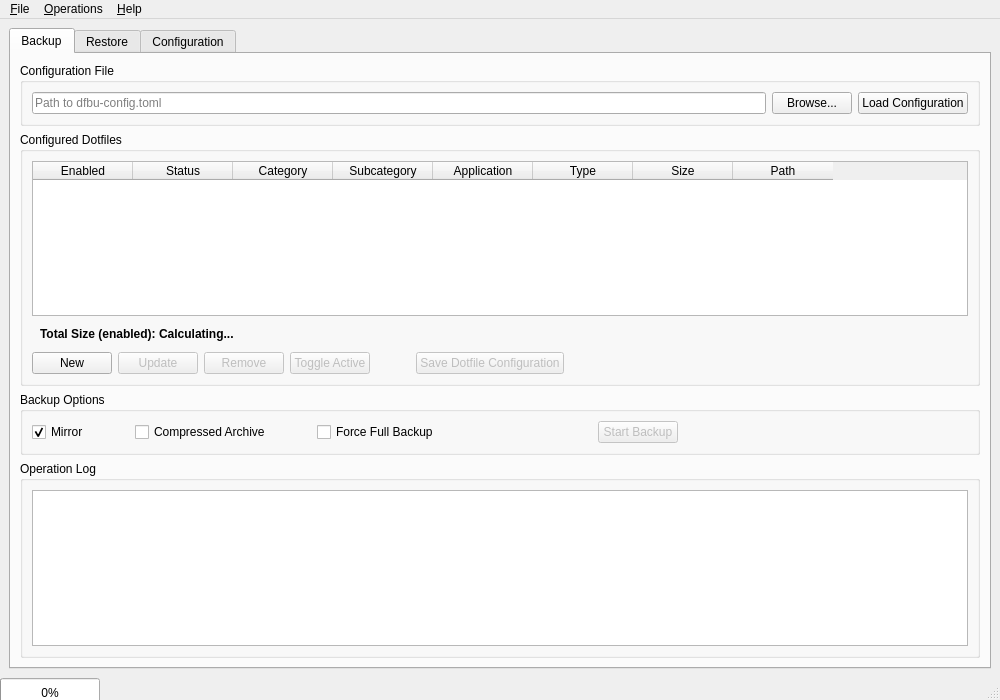
Old version of the form DFBU/gui/designer/main_window_complete.ui in the repository L3DigitalNet/DFBU-DotFiles-Backup-Utility.
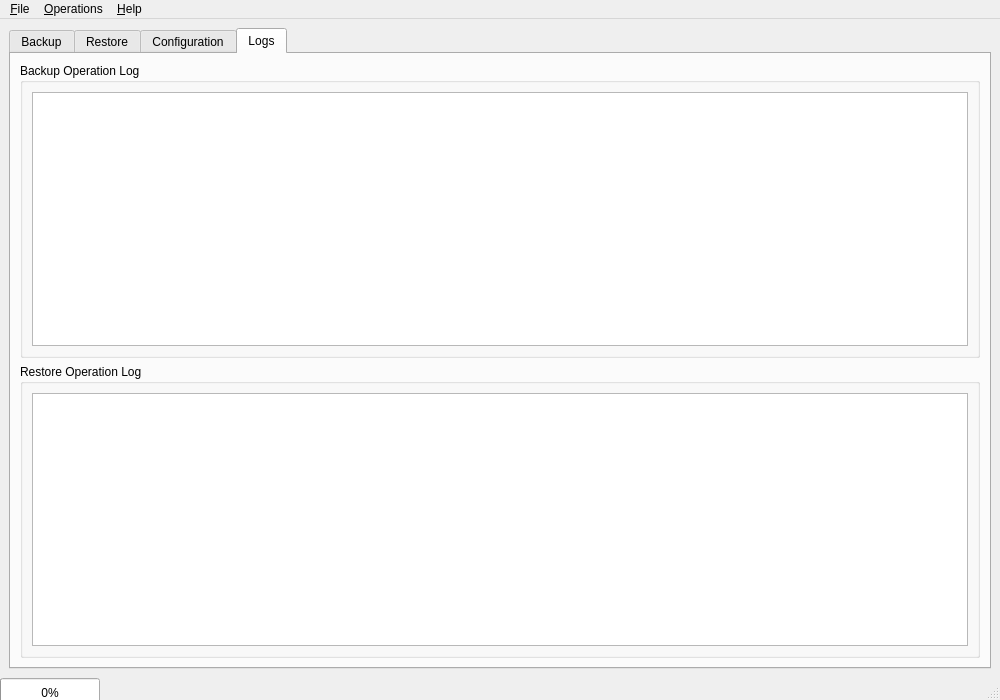
New version of the form. The open tabs and pages were chosen to show the change.

Commit message: feat: Refactor logging mechanism to separate backup and restore logs in the UI

What changed in the file:
```diff
--- a/DFBU/gui/designer/main_window_complete.ui
+++ b/DFBU/gui/designer/main_window_complete.ui
@@ -342,28 +342,6 @@
           </layout>
          </widget>
         </item>
-        <item>
-         <widget class="QGroupBox" name="operation_log_group">
-          <property name="title">
-           <string>Operation Log</string>
-          </property>
-          <layout class="QVBoxLayout" name="operation_log_layout">
-           <item>
-            <widget class="QTextEdit" name="operation_log">
-             <property name="sizePolicy">
-              <sizepolicy hsizetype="Expanding" vsizetype="Expanding">
-               <horstretch>0</horstretch>
-               <verstretch>0</verstretch>
-              </sizepolicy>
-             </property>
-             <property name="readOnly">
-              <bool>true</bool>
-             </property>
-            </widget>
-           </item>
-          </layout>
-         </widget>
-        </item>
        </layout>
       </widget>
       <widget class="QWidget" name="restore_tab">
@@ -465,22 +443,6 @@
           </layout>
          </widget>
         </item>
-        <item>
-         <widget class="QGroupBox" name="restore_log_group">
-          <property name="title">
-           <string>Operation Log</string>
-          </property>
-          <layout class="QVBoxLayout" name="restore_log_layout">
-           <item>
-            <widget class="QTextEdit" name="restore_operation_log">
-             <property name="readOnly">
-              <bool>true</bool>
-             </property>
-            </widget>
-           </item>
-          </layout>
-         </widget>
-        </item>
         <item>
          <spacer name="restore_bottom_spacer">
           <property name="orientation">
@@ -762,6 +724,51 @@
         </item>
        </layout>
       </widget>
+      <widget class="QWidget" name="logs_tab">
+       <attribute name="title">
+        <string>Logs</string>
+       </attribute>
+       <layout class="QVBoxLayout" name="logs_layout">
+        <item>
+         <widget class="QGroupBox" name="backup_log_group">
+          <property name="title">
+           <string>Backup Operation Log</string>
+          </property>
+          <layout class="QVBoxLayout" name="backup_log_layout">
+           <item>
+            <widget class="QTextEdit" name="operation_log">
+             <property name="sizePolicy">
+              <sizepolicy hsizetype="Expanding" vsizetype="Expanding">
+               <horstretch>0</horstretch>
+               <verstretch>0</verstretch>
+              </sizepolicy>
+             </property>
+             <property name="readOnly">
+              <bool>true</bool>
+             </property>
+            </widget>
+           </item>
+          </layout>
+         </widget>
+        </item>
+        <item>
+         <widget class="QGroupBox" name="restore_log_group">
+          <property name="title">
+           <string>Restore Operation Log</string>
+          </property>
+          <layout class="QVBoxLayout" name="restore_log_layout">
+           <item>
+            <widget class="QTextEdit" name="restore_operation_log">
+             <property name="readOnly">
+              <bool>true</bool>
+             </property>
+            </widget>
+           </item>
+          </layout>
+         </widget>
+        </item>
+       </layout>
+      </widget>
      </widget>
     </item>
    </layout>
```
The commit also changes 1 other file.
